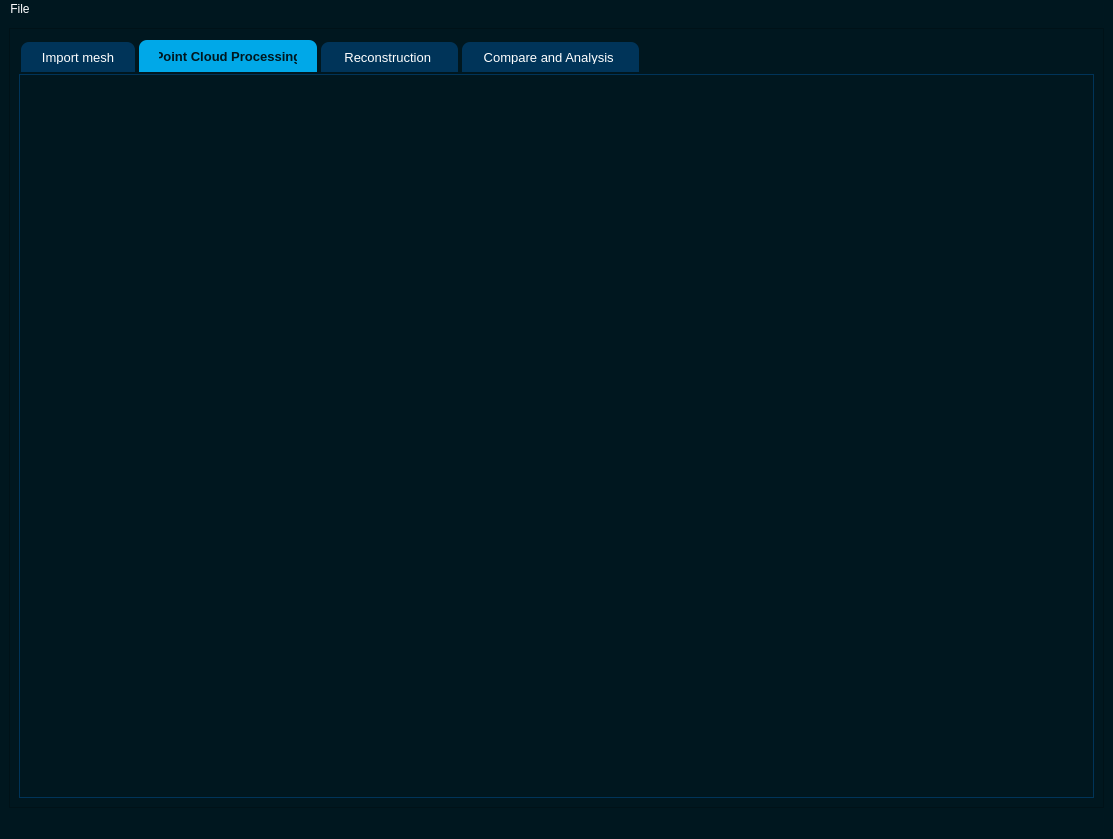
Before: the Qt Designer form ui/main.ui in sobishirvanloo/Model-reconstruction, drawn with Qt 5.
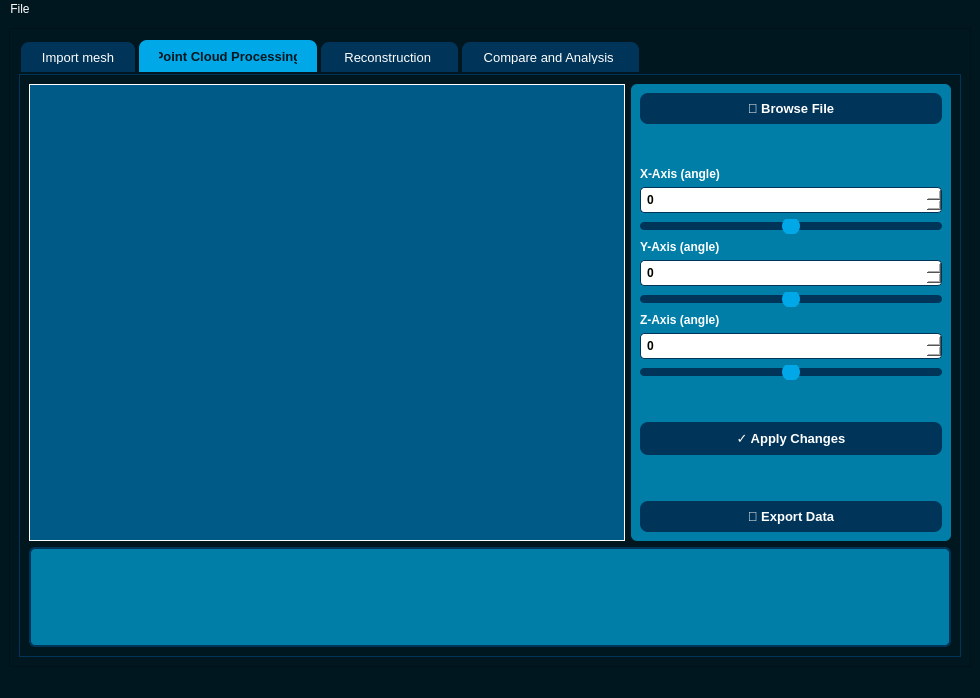
After: the same form once the commit is applied. The open tabs and pages were chosen to show the change.

Diff of the .ui file:
```diff
--- a/ui/main.ui
+++ b/ui/main.ui
@@ -6,8 +6,8 @@
    <rect>
     <x>0</x>
     <y>0</y>
-    <width>1113</width>
-    <height>839</height>
+    <width>980</width>
+    <height>698</height>
    </rect>
   </property>
   <property name="windowTitle">
@@ -17,8 +17,8 @@
    <string notr="true">background-color:#00171f;</string>
   </property>
   <widget class="QWidget" name="centralwidget">
-   <layout class="QVBoxLayout" name="verticalLayout">
-    <item>
+   <layout class="QGridLayout" name="gridLayout_8">
+    <item row="0" column="0">
      <widget class="QFrame" name="frame">
       <property name="styleSheet">
        <string notr="true">background-color:#00171f;</string>
@@ -458,6 +458,390 @@
           <attribute name="title">
            <string>  Point Cloud Processing  </string>
           </attribute>
+          <layout class="QGridLayout" name="gridLayout_7">
+           <item row="0" column="0">
+            <layout class="QGridLayout" name="gridLayout_6">
+             <item row="0" column="0">
+              <widget class="QFrame" name="frame_view_2">
+               <property name="sizePolicy">
+                <sizepolicy hsizetype="Expanding" vsizetype="Preferred">
+                 <horstretch>0</horstretch>
+                 <verstretch>0</verstretch>
+                </sizepolicy>
+               </property>
+               <property name="styleSheet">
+                <string notr="true">border: 1px solid #ffffff;
+background-color:#005a87;</string>
+               </property>
+               <property name="frameShape">
+                <enum>QFrame::StyledPanel</enum>
+               </property>
+               <property name="frameShadow">
+                <enum>QFrame::Raised</enum>
+               </property>
+              </widget>
+             </item>
+             <item row="0" column="1">
+              <widget class="QFrame" name="frame_11">
+               <property name="sizePolicy">
+                <sizepolicy hsizetype="Expanding" vsizetype="Expanding">
+                 <horstretch>0</horstretch>
+                 <verstretch>0</verstretch>
+                </sizepolicy>
+               </property>
+               <property name="minimumSize">
+                <size>
+                 <width>280</width>
+                 <height>0</height>
+                </size>
+               </property>
+               <property name="maximumSize">
+                <size>
+                 <width>320</width>
+                 <height>16777215</height>
+                </size>
+               </property>
+               <property name="styleSheet">
+                <string notr="true">background-color: #007ea7;
+border-radius: 6px;</string>
+               </property>
+               <property name="frameShape">
+                <enum>QFrame::StyledPanel</enum>
+               </property>
+               <property name="frameShadow">
+                <enum>QFrame::Raised</enum>
+               </property>
+               <layout class="QVBoxLayout" name="verticalLayout_13">
+                <item>
+                 <widget class="QPushButton" name="btn_import_2">
+                  <property name="styleSheet">
+                   <string notr="true">QPushButton {
+    background-color: #003459;
+    color: #ffffff;
+    border: none;
+    border-radius: 8px;
+    padding: 8px 18px;
+    font-size: 13px;
+    font-weight: bold;
+}
+QPushButton:hover {
+    background-color: #00a8e8;
+}
+QPushButton:pressed {
+    background-color: #00263a;
+}</string>
+                  </property>
+                  <property name="text">
+                   <string>📁 Browse File</string>
+                  </property>
+                 </widget>
+                </item>
+                <item>
+                 <spacer name="verticalSpacer_33">
+                  <property name="orientation">
+                   <enum>Qt::Vertical</enum>
+                  </property>
+                  <property name="sizeHint" stdset="0">
+                   <size>
+                    <width>20</width>
+                    <height>10</height>
+                   </size>
+                  </property>
+                 </spacer>
+                </item>
+                <item>
+                 <widget class="QLabel" name="label_x_2">
+                  <property name="styleSheet">
+                   <string>color: #ffffff; font-weight: bold; font-size: 12px;</string>
+                  </property>
+                  <property name="text">
+                   <string>X-Axis (angle)</string>
+                  </property>
+                 </widget>
+                </item>
+                <item>
+                 <widget class="QSpinBox" name="spinBox_X_2">
+                  <property name="styleSheet">
+                   <string>QSpinBox {
+    background-color: #ffffff;
+    color: #000000;
+    border: 1px solid #003459;
+    border-radius: 4px;
+    padding: 4px;
+    font-weight: bold;
+}</string>
+                  </property>
+                  <property name="minimum">
+                   <number>-360</number>
+                  </property>
+                  <property name="maximum">
+                   <number>360</number>
+                  </property>
+                  <property name="singleStep">
+                   <number>1</number>
+                  </property>
+                 </widget>
+                </item>
+                <item>
+                 <widget class="QSlider" name="slider_X_2">
+                  <property name="styleSheet">
+                   <string>QSlider::groove:horizontal {
+    background: #003459;
+    height: 8px;
+    border-radius: 4px;
+}
+QSlider::handle:horizontal {
+    background: #00a8e8;
+    width: 18px;
+    margin: -5px 0;
+    border-radius: 9px;
+}</string>
+                  </property>
+                  <property name="minimum">
+                   <number>-360</number>
+                  </property>
+                  <property name="maximum">
+                   <number>360</number>
+                  </property>
+                  <property name="orientation">
+                   <enum>Qt::Horizontal</enum>
+                  </property>
+                 </widget>
+                </item>
+                <item>
+                 <widget class="QLabel" name="label_y_12">
+                  <property name="styleSheet">
+                   <string>color: #ffffff; font-weight: bold; font-size: 12px;</string>
+                  </property>
+                  <property name="text">
+                   <string>Y-Axis (angle)</string>
+                  </property>
+                 </widget>
+                </item>
+                <item>
+                 <widget class="QSpinBox" name="spinBox_Y_2">
+                  <property name="styleSheet">
+                   <string>QSpinBox {
+    background-color: #ffffff;
+    color: #000000;
+    border: 1px solid #003459;
+    border-radius: 4px;
+    padding: 4px;
+    font-weight: bold;
+}</string>
+                  </property>
+                  <property name="minimum">
+                   <number>-360</number>
+                  </property>
+                  <property name="maximum">
+                   <number>360</number>
+                  </property>
+                  <property name="singleStep">
+                   <number>1</number>
+                  </property>
+                 </widget>
+                </item>
+                <item>
+                 <widget class="QSlider" name="slider_Y_2">
+                  <property name="styleSheet">
+                   <string>QSlider::groove:horizontal {
+    background: #003459;
+    height: 8px;
+    border-radius: 4px;
+}
+QSlider::handle:horizontal {
+    background: #00a8e8;
+    width: 18px;
+    margin: -5px 0;
+    border-radius: 9px;
+}</string>
+                  </property>
+                  <property name="minimum">
+                   <number>-360</number>
+                  </property>
+                  <property name="maximum">
+                   <number>360</number>
+                  </property>
+                  <property name="orientation">
+                   <enum>Qt::Horizontal</enum>
+                  </property>
+                 </widget>
+                </item>
+                <item>
+                 <widget class="QLabel" name="label_z_12">
+                  <property name="styleSheet">
+                   <string>color: #ffffff; font-weight: bold; font-size: 12px;</string>
+                  </property>
+                  <property name="text">
+                   <string>Z-Axis (angle)</string>
+                  </property>
+                 </widget>
+                </item>
+                <item>
+                 <widget class="QSpinBox" name="spinBox_Z_2">
+                  <property name="styleSheet">
+                   <string>QSpinBox {
+    background-color: #ffffff;
+    color: #000000;
+    border: 1px solid #003459;
+    border-radius: 4px;
+    padding: 4px;
+    font-weight: bold;
+}</string>
+                  </property>
+                  <property name="minimum">
+                   <number>-360</number>
+                  </property>
+                  <property name="maximum">
+                   <number>360</number>
+                  </property>
+                  <property name="singleStep">
+                   <number>1</number>
+                  </property>
+                 </widget>
+                </item>
+                <item>
+                 <widget class="QSlider" name="slider_Z_2">
+                  <property name="styleSheet">
+                   <string>QSlider::groove:horizontal {
+    background: #003459;
+    height: 8px;
+    border-radius: 4px;
+}
+QSlider::handle:horizontal {
+    background: #00a8e8;
+    width: 18px;
+    margin: -5px 0;
+    border-radius: 9px;
+}</string>
+                  </property>
+                  <property name="minimum">
+                   <number>-360</number>
+                  </property>
+                  <property name="maximum">
+                   <number>360</number>
+                  </property>
+                  <property name="orientation">
+                   <enum>Qt::Horizontal</enum>
+                  </property>
+                 </widget>
+                </item>
+                <item>
+                 <spacer name="verticalSpacer_34">
+                  <property name="orientation">
+                   <enum>Qt::Vertical</enum>
+                  </property>
+                  <property name="sizeHint" stdset="0">
+                   <size>
+                    <width>20</width>
+                    <height>15</height>
+                   </size>
+                  </property>
+                 </spacer>
+                </item>
+                <item>
+                 <widget class="QPushButton" name="pushButton_2">
+                  <property name="styleSheet">
+                   <string notr="true">QPushButton {
+    background-color: #003459;
+    color: #ffffff;
+    border: none;
+    border-radius: 8px;
+    padding: 8px 18px;
+    font-size: 13px;
+    font-weight: bold;
+}
+QPushButton:hover {
+    background-color: #00a8e8;
+}
+QPushButton:pressed {
+    background-color: #00263a;
+}</string>
+                  </property>
+                  <property name="text">
+                   <string>✓ Apply Changes</string>
+                  </property>
+                 </widget>
+                </item>
+                <item>
+                 <spacer name="verticalSpacer_35">
+                  <property name="orientation">
+                   <enum>Qt::Vertical</enum>
+                  </property>
+                  <property name="sizeHint" stdset="0">
+                   <size>
+                    <width>20</width>
+                    <height>40</height>
+                   </size>
+                  </property>
+                 </spacer>
+                </item>
+                <item>
+                 <widget class="QPushButton" name="btn_export_2">
+                  <property name="styleSheet">
+                   <string notr="true">QPushButton {
+    background-color: #003459;
+    color: #ffffff;
+    border: none;
+    border-radius: 8px;
+    padding: 8px 18px;
+    font-size: 13px;
+    font-weight: bold;
+}
+QPushButton:hover {
+    background-color: #00a8e8;
+}
+QPushButton:pressed {
+    background-color: #00263a;
+}</string>
+                  </property>
+                  <property name="text">
+                   <string>💾 Export Data</string>
+                  </property>
+                 </widget>
+                </item>
+               </layout>
+              </widget>
+             </item>
+             <item row="1" column="0" colspan="2">
+              <widget class="QFrame" name="frame_console_2">
+               <property name="minimumSize">
+                <size>
+                 <width>0</width>
+                 <height>100</height>
+                </size>
+               </property>
+               <property name="maximumSize">
+                <size>
+                 <width>16777215</width>
+                 <height>100</height>
+                </size>
+               </property>
+               <property name="styleSheet">
+                <string notr="true">QFrame {
+    background-color: #007ea7;
+    border: 2px solid #003459;
+    border-radius: 6px;
+}
+QTextEdit, QPlainTextEdit {
+    background-color: #007ea7;
+    color: white;
+    font-family: &quot;Courier New&quot;, monospace;
+    font-size: 16px;
+    border: none;
+}</string>
+               </property>
+               <property name="frameShape">
+                <enum>QFrame::StyledPanel</enum>
+               </property>
+               <property name="frameShadow">
+                <enum>QFrame::Raised</enum>
+               </property>
+              </widget>
+             </item>
+            </layout>
+           </item>
+          </layout>
          </widget>
          <widget class="QWidget" name="tab_5">
           <attribute name="title">
@@ -481,7 +865,7 @@
     <rect>
      <x>0</x>
      <y>0</y>
-     <width>1113</width>
+     <width>980</width>
      <height>22</height>
     </rect>
    </property>
```
Left out of the diff: 114 changed lines with no effect on the pictures.
